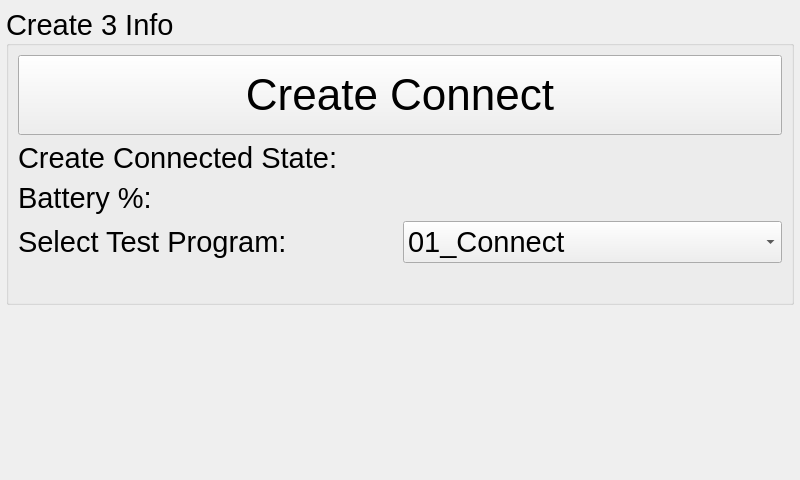
First picture: the form in ui/Create3Widget.ui, repository kipr/botui, before the edit.
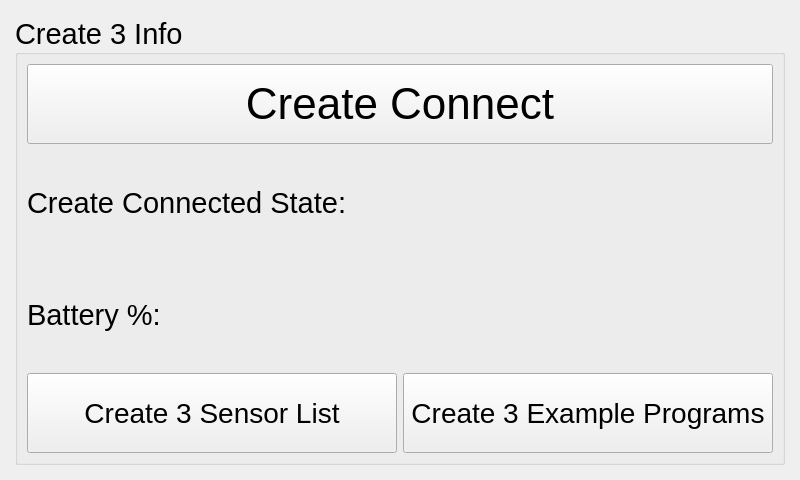
Second picture: the form after the edit. Custom widgets are drawn as their Qt base class.

Commit message: Added the Create 3 Widget for all the Create 3 Info

What changed in the file:
```diff
--- a/ui/Create3Widget.ui
+++ b/ui/Create3Widget.ui
@@ -13,11 +13,19 @@
   <property name="windowTitle">
    <string>Create 3</string>
   </property>
-  <layout class="QVBoxLayout" name="verticalLayout" stretch="0,1">
+  <layout class="QVBoxLayout" name="verticalLayout" stretch="0">
    <property name="margin" stdset="0">
     <number>6</number>
    </property>
    <item>
+    <widget class="PlotWidget" name="plot" native="true">
+     <property name="font">
+      <font>
+       <pointsize>22</pointsize>
+      </font>
+     </property>
+     <layout class="QVBoxLayout" name="verticalLayout_3">
+      <item>
     <widget class="QGroupBox" name="CreateInfo">
      <property name="font">
       <font>
@@ -120,79 +128,47 @@
       <item>
        <layout class="QHBoxLayout" name="TestProgramHorizontal" stretch="0,0">
         <item>
-         <widget class="QLabel" name="testProgramLabel">
+            <widget class="QPushButton" name="Create3SensorListButton">
+             <property name="minimumSize">
+              <size>
+               <width>0</width>
+               <height>80</height>
+              </size>
+             </property>
           <property name="font">
            <font>
-            <pointsize>22</pointsize>
+               <pointsize>21</pointsize>
            </font>
           </property>
           <property name="text">
-           <string>Select Test Program:</string>
+              <string>Create 3 Sensor List</string>
           </property>
          </widget>
         </item>
         <item>
-         <widget class="QComboBox" name="testProgramComboBox">
-          <item>
-           <property name="text">
-            <string>01_Connect</string>
-           </property>
-          </item>
-          <item>
-           <property name="text">
-            <string>02_Dock_Undock</string>
-           </property>
-          </item>
-          <item>
+            <widget class="QPushButton" name="Create3ExampleProgramButton">
+             <property name="minimumSize">
+              <size>
+               <width>0</width>
+               <height>80</height>
+              </size>
+             </property>
+             <property name="font">
+              <font>
+               <pointsize>21</pointsize>
+              </font>
+             </property>
            <property name="text">
-            <string>03_Move_Velocity</string>
-           </property>
-          </item>
-          <item>
-           <property name="text">
-            <string>04_Rotate</string>
-           </property>
-          </item>
-          <item>
-           <property name="text">
-            <string>05_Arc</string>
-           </property>
-          </item>
-          <item>
-           <property name="text">
-            <string>06_LED_Test</string>
-           </property>
-          </item>
+              <string>Create 3 Example Programs</string>
+             </property>
          </widget>
         </item>
        </layout>
       </item>
-      <item>
-       <spacer name="verticalSpacer_2">
-        <property name="orientation">
-         <enum>Qt::Vertical</enum>
-        </property>
-        <property name="sizeType">
-         <enum>QSizePolicy::Preferred</enum>
-        </property>
-        <property name="sizeHint" stdset="0">
-         <size>
-          <width>20</width>
-          <height>30</height>
-         </size>
-        </property>
-       </spacer>
-      </item>
      </layout>
     </widget>
    </item>
-   <item>
-    <widget class="PlotWidget" name="plot" native="true">
-     <property name="font">
-      <font>
-       <pointsize>22</pointsize>
-      </font>
-     </property>
+     </layout>
     </widget>
    </item>
   </layout>
```
Lines whose indentation alone changed are shown as unchanged. The commit also changes 2 other files.
